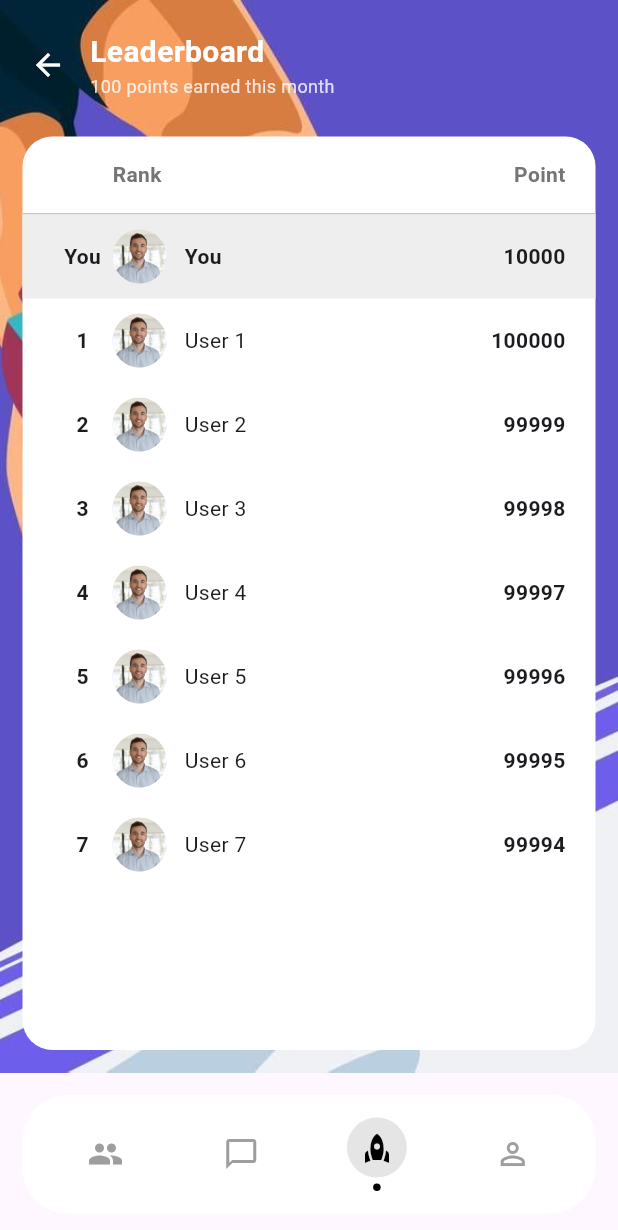
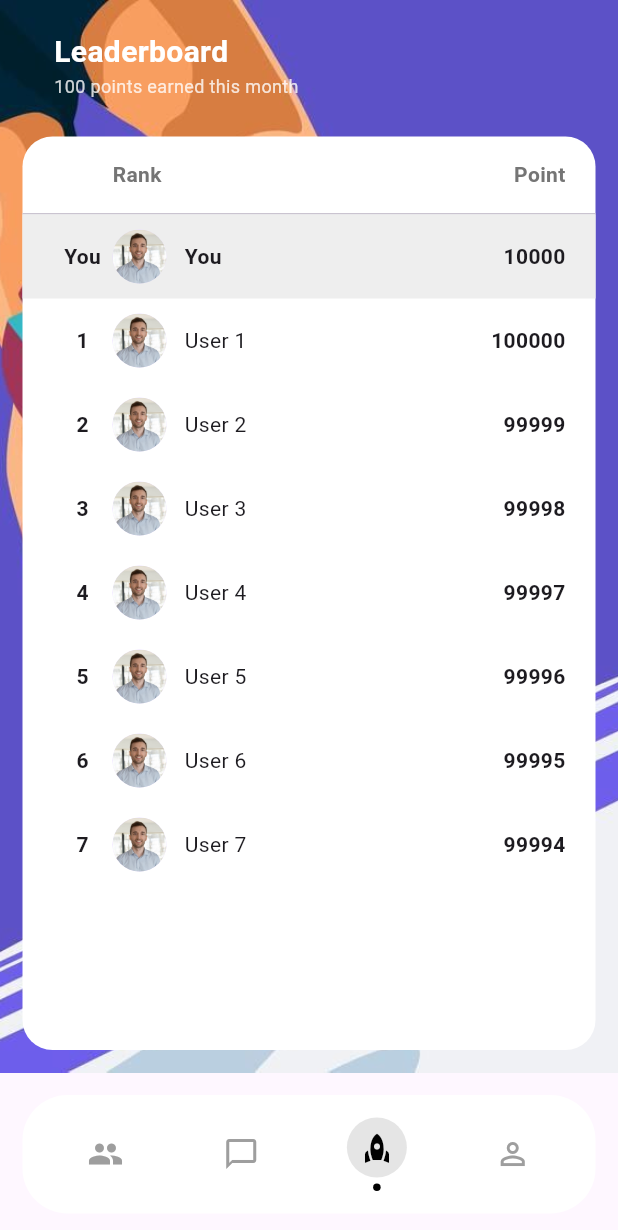
Before and after one commit to yeesiru/SportsTribe, a Flutter app: the LeaderboardPage screen opened directly, on a phone screen of 412 x 824 dp. Shown: the top 1230 px of the screen. Run offline on Flutter 3.47's test engine with Material 3 defaults, Android fonts, the phone set to English and light mode, and no system bars; our stand-ins replace firebase_auth, firebase_core; accounts and stored records are empty.

Commit message:
Update user interface

```diff
--- a/lib/pages/leaderboard_page.dart
+++ b/lib/pages/leaderboard_page.dart
@@ -206,10 +206,6 @@ class _LeaderboardPageState extends State<LeaderboardPage> {
                 padding: const EdgeInsets.fromLTRB(20, 20, 20, 10),
                 child: Row(
                   children: [
-                    GestureDetector(
-                      onTap: () => Navigator.pop(context),
-                      child: Icon(Icons.arrow_back, color: Colors.white),
-                    ),
                     SizedBox(width: 16),
                     Column(
                       crossAxisAlignment: CrossAxisAlignment.start,
--- a/lib/pages/profile_page.dart
+++ b/lib/pages/profile_page.dart
@@ -200,10 +200,6 @@ class _ProfilePageState extends State<ProfilePage> {
               children: [
                 Row(
                   children: [
-                    GestureDetector(
-                      onTap: () => Navigator.pop(context),
-                      child: Icon(Icons.arrow_back),
-                    ),
                     SizedBox(width: 16),
                     Text(
                       'Profile Settings',
--- a/pubspec.yaml
+++ b/pubspec.yaml
@@ -67,7 +67,6 @@ flutter:
      - assets/images/google_logo.png
      - assets/images/login_image.jpg
      - assets/images/profile.jpg
-     - assets/images/badminton.jpg
      - lib/images/leaderboard.jpg
   #   - images/a_dot_ham.jpeg
 
```
Also changed, not shown: lib/pages/chat_page.dart (+2 -7 lines), 1 other file.
